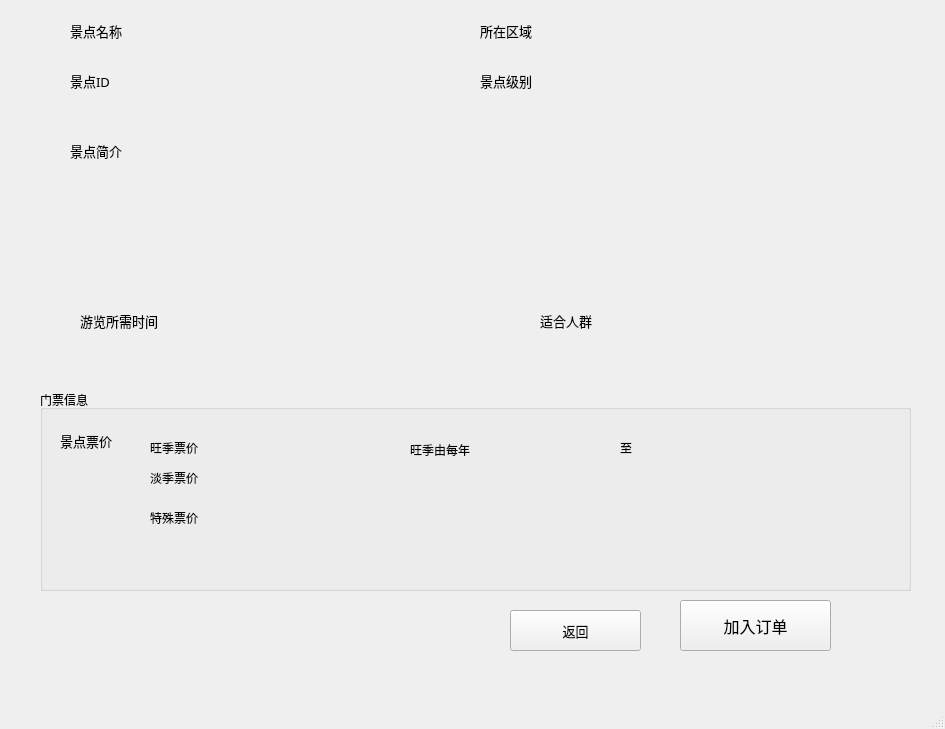
Above: SBSystemBackup/onesite.ui from iceboundx/SBSystem before the change. Below: the same form after it.
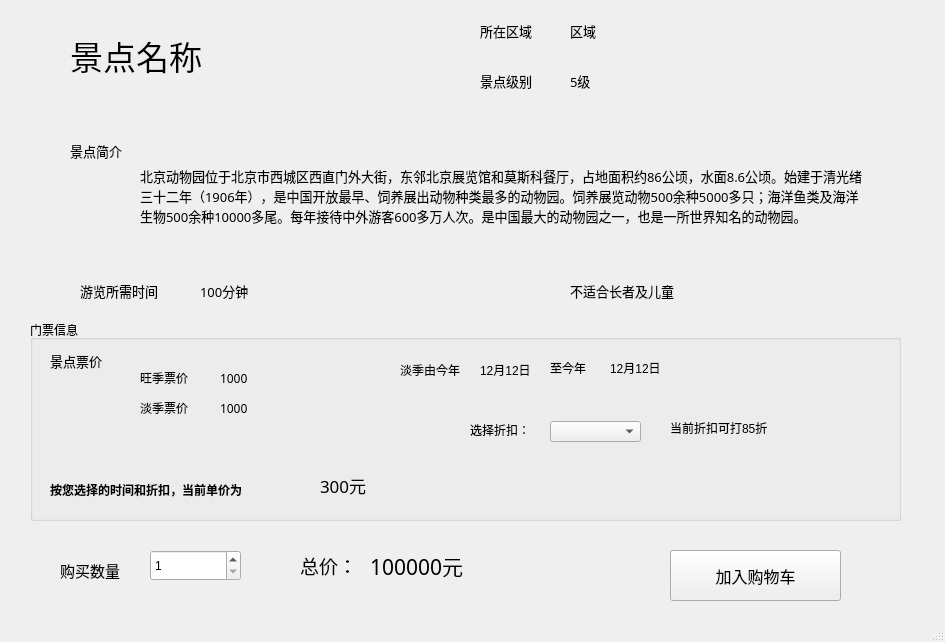
That is the form after the change.

```diff
--- a/SBSystemBackup/onesite.ui
+++ b/SBSystemBackup/onesite.ui
@@ -7,7 +7,7 @@
     <x>0</x>
     <y>0</y>
     <width>945</width>
-    <height>729</height>
+    <height>642</height>
    </rect>
   </property>
   <property name="windowTitle">
@@ -52,68 +52,11 @@
      <string>景点级别</string>
     </property>
    </widget>
-   <widget class="QLabel" name="label_2">
-    <property name="geometry">
-     <rect>
-      <x>70</x>
-      <y>70</y>
-      <width>81</width>
-      <height>21</height>
-     </rect>
-    </property>
-    <property name="font">
-     <font>
-      <family>微软雅黑</family>
-      <pointsize>10</pointsize>
-     </font>
-    </property>
-    <property name="text">
-     <string>景点ID</string>
-    </property>
-   </widget>
-   <widget class="QLabel" name="label_17">
-    <property name="geometry">
-     <rect>
-      <x>540</x>
-      <y>310</y>
-      <width>91</width>
-      <height>21</height>
-     </rect>
-    </property>
-    <property name="font">
-     <font>
-      <family>微软雅黑</family>
-      <pointsize>10</pointsize>
-     </font>
-    </property>
-    <property name="text">
-     <string>适合人群</string>
-    </property>
-   </widget>
-   <widget class="QLabel" name="label">
-    <property name="geometry">
-     <rect>
-      <x>70</x>
-      <y>20</y>
-      <width>81</width>
-      <height>21</height>
-     </rect>
-    </property>
-    <property name="font">
-     <font>
-      <family>微软雅黑</family>
-      <pointsize>10</pointsize>
-     </font>
-    </property>
-    <property name="text">
-     <string>景点名称</string>
-    </property>
-   </widget>
    <widget class="QLabel" name="label_14">
     <property name="geometry">
      <rect>
       <x>80</x>
-      <y>310</y>
+      <y>280</y>
       <width>111</width>
       <height>21</height>
      </rect>
@@ -150,45 +93,26 @@
    <widget class="QLabel" name="name">
     <property name="geometry">
      <rect>
-      <x>180</x>
-      <y>20</y>
-      <width>81</width>
-      <height>21</height>
+      <x>70</x>
+      <y>10</y>
+      <width>321</width>
+      <height>91</height>
      </rect>
     </property>
     <property name="font">
      <font>
       <family>微软雅黑</family>
-      <pointsize>10</pointsize>
+      <pointsize>25</pointsize>
      </font>
     </property>
     <property name="text">
-     <string/>
-    </property>
-   </widget>
-   <widget class="QLabel" name="id">
-    <property name="geometry">
-     <rect>
-      <x>180</x>
-      <y>70</y>
-      <width>81</width>
-      <height>21</height>
-     </rect>
-    </property>
-    <property name="font">
-     <font>
-      <family>微软雅黑</family>
-      <pointsize>10</pointsize>
-     </font>
-    </property>
-    <property name="text">
-     <string/>
+     <string>景点名称</string>
     </property>
    </widget>
    <widget class="QLabel" name="area">
     <property name="geometry">
      <rect>
-      <x>610</x>
+      <x>570</x>
       <y>20</y>
       <width>91</width>
       <height>21</height>
@@ -201,13 +125,13 @@
      </font>
     </property>
     <property name="text">
-     <string/>
+     <string>区域</string>
     </property>
    </widget>
    <widget class="QLabel" name="level">
     <property name="geometry">
      <rect>
-      <x>610</x>
+      <x>570</x>
       <y>70</y>
       <width>91</width>
       <height>21</height>
@@ -220,14 +144,14 @@
      </font>
     </property>
     <property name="text">
-     <string/>
+     <string>5级</string>
     </property>
    </widget>
    <widget class="QGroupBox" name="groupBox">
     <property name="geometry">
      <rect>
-      <x>40</x>
-      <y>390</y>
+      <x>30</x>
+      <y>320</y>
       <width>871</width>
       <height>201</height>
      </rect>
@@ -238,7 +162,7 @@
     <widget class="QLabel" name="pricehigh">
      <property name="geometry">
       <rect>
-       <x>210</x>
+       <x>190</x>
        <y>50</y>
        <width>71</width>
        <height>16</height>
@@ -250,27 +174,27 @@
       </font>
      </property>
      <property name="text">
-      <string/>
+      <string>1000</string>
      </property>
     </widget>
     <widget class="QLabel" name="begintime">
      <property name="geometry">
       <rect>
-       <x>460</x>
-       <y>50</y>
+       <x>450</x>
+       <y>40</y>
        <width>72</width>
-       <height>15</height>
+       <height>20</height>
       </rect>
      </property>
      <property name="text">
-      <string/>
+      <string>12月12日</string>
      </property>
     </widget>
     <widget class="QLabel" name="label_5">
      <property name="geometry">
       <rect>
        <x>370</x>
-       <y>50</y>
+       <y>40</y>
        <width>81</width>
        <height>20</height>
       </rect>
@@ -281,7 +205,7 @@
       </font>
      </property>
      <property name="text">
-      <string>旺季由每年</string>
+      <string>淡季由今年</string>
      </property>
     </widget>
     <widget class="QLabel" name="label_6">
@@ -306,7 +230,7 @@
      <property name="geometry">
       <rect>
        <x>20</x>
-       <y>40</y>
+       <y>30</y>
        <width>91</width>
        <height>21</height>
       </rect>
@@ -324,10 +248,10 @@
     <widget class="QLabel" name="label_9">
      <property name="geometry">
       <rect>
-       <x>110</x>
-       <y>120</y>
-       <width>61</width>
-       <height>16</height>
+       <x>20</x>
+       <y>160</y>
+       <width>261</width>
+       <height>21</height>
       </rect>
      </property>
      <property name="font">
@@ -336,13 +260,13 @@
       </font>
      </property>
      <property name="text">
-      <string>特殊票价</string>
+      <string>&lt;html&gt;&lt;head/&gt;&lt;body&gt;&lt;p&gt;&lt;span style=&quot; font-weight:600;&quot;&gt;按您选择的时间和折扣，当前单价为&lt;/span&gt;&lt;/p&gt;&lt;/body&gt;&lt;/html&gt;</string>
      </property>
     </widget>
     <widget class="QLabel" name="pricelow">
      <property name="geometry">
       <rect>
-       <x>210</x>
+       <x>190</x>
        <y>80</y>
        <width>71</width>
        <height>16</height>
@@ -354,20 +278,20 @@
       </font>
      </property>
      <property name="text">
-      <string/>
+      <string>1000</string>
      </property>
     </widget>
     <widget class="QLabel" name="endtime">
      <property name="geometry">
       <rect>
-       <x>620</x>
-       <y>50</y>
+       <x>580</x>
+       <y>40</y>
        <width>72</width>
        <height>15</height>
       </rect>
      </property>
      <property name="text">
-      <string/>
+      <string>12月12日</string>
      </property>
     </widget>
     <widget class="QLabel" name="label_8">
@@ -391,8 +315,8 @@
     <widget class="QLabel" name="label_7">
      <property name="geometry">
       <rect>
-       <x>580</x>
-       <y>50</y>
+       <x>520</x>
+       <y>40</y>
        <width>51</width>
        <height>16</height>
       </rect>
@@ -403,15 +327,70 @@
       </font>
      </property>
      <property name="text">
-      <string>至</string>
+      <string>至今年</string>
+     </property>
+    </widget>
+    <widget class="QComboBox" name="dis_type">
+     <property name="geometry">
+      <rect>
+       <x>520</x>
+       <y>101</y>
+       <width>91</width>
+       <height>21</height>
+      </rect>
+     </property>
+    </widget>
+    <widget class="QLabel" name="label">
+     <property name="geometry">
+      <rect>
+       <x>440</x>
+       <y>100</y>
+       <width>101</width>
+       <height>20</height>
+      </rect>
+     </property>
+     <property name="text">
+      <string>选择折扣：</string>
+     </property>
+    </widget>
+    <widget class="QLabel" name="cur_dis">
+     <property name="geometry">
+      <rect>
+       <x>640</x>
+       <y>100</y>
+       <width>191</width>
+       <height>16</height>
+      </rect>
+     </property>
+     <property name="text">
+      <string>当前折扣可打85折</string>
+     </property>
+    </widget>
+    <widget class="QLabel" name="per_price">
+     <property name="geometry">
+      <rect>
+       <x>290</x>
+       <y>150</y>
+       <width>121</width>
+       <height>31</height>
+      </rect>
+     </property>
+     <property name="font">
+      <font>
+       <family>黑体</family>
+       <pointsize>13</pointsize>
+      </font>
+     </property>
+     <property name="text">
+      <string>300元</string>
      </property>
     </widget>
    </widget>
    <widget class="QLabel" name="time">
     <property name="geometry">
      <rect>
-      <x>250</x>
-      <y>310</y>
+      <x>200</x>
+      <y>280</y>
       <width>81</width>
       <height>21</height>
      </rect>
@@ -423,15 +402,15 @@
      </font>
     </property>
     <property name="text">
-     <string/>
+     <string>100分钟</string>
     </property>
    </widget>
    <widget class="QLabel" name="agetype">
     <property name="geometry">
      <rect>
-      <x>670</x>
-      <y>310</y>
-      <width>81</width>
+      <x>570</x>
+      <y>280</y>
+      <width>161</width>
       <height>21</height>
      </rect>
     </property>
@@ -442,15 +421,15 @@
      </font>
     </property>
     <property name="text">
-     <string/>
+     <string>不适合长者及儿童</string>
     </property>
    </widget>
    <widget class="QPushButton" name="add">
     <property name="geometry">
      <rect>
-      <x>680</x>
-      <y>600</y>
-      <width>151</width>
+      <x>670</x>
+      <y>550</y>
+      <width>171</width>
       <height>51</height>
      </rect>
     </property>
@@ -461,35 +440,16 @@
      </font>
     </property>
     <property name="text">
-     <string>加入订单</string>
-    </property>
-   </widget>
-   <widget class="QPushButton" name="add_2">
-    <property name="geometry">
-     <rect>
-      <x>510</x>
-      <y>610</y>
-      <width>131</width>
-      <height>41</height>
-     </rect>
-    </property>
-    <property name="font">
-     <font>
-      <family>微软雅黑</family>
-      <pointsize>10</pointsize>
-     </font>
-    </property>
-    <property name="text">
-     <string>返回</string>
+     <string>加入购物车</string>
     </property>
    </widget>
    <widget class="QLabel" name="profile">
     <property name="geometry">
      <rect>
-      <x>170</x>
-      <y>140</y>
-      <width>581</width>
-      <height>101</height>
+      <x>140</x>
+      <y>130</y>
+      <width>731</width>
+      <height>131</height>
      </rect>
     </property>
     <property name="font">
@@ -499,7 +459,89 @@
      </font>
     </property>
     <property name="text">
-     <string/>
+     <string>北京动物园位于北京市西城区西直门外大街，东邻北京展览馆和莫斯科餐厅，占地面积约86公顷，水面8.6公顷。始建于清光绪三十二年（1906年），是中国开放最早、饲养展出动物种类最多的动物园。饲养展览动物500余种5000多只；海洋鱼类及海洋生物500余种10000多尾。每年接待中外游客600多万人次。是中国最大的动物园之一，也是一所世界知名的动物园。</string>
+    </property>
+    <property name="textFormat">
+     <enum>Qt::PlainText</enum>
+    </property>
+    <property name="wordWrap">
+     <bool>true</bool>
+    </property>
+   </widget>
+   <widget class="QSpinBox" name="buy_num">
+    <property name="geometry">
+     <rect>
+      <x>150</x>
+      <y>550</y>
+      <width>91</width>
+      <height>31</height>
+     </rect>
+    </property>
+    <property name="minimum">
+     <number>1</number>
+    </property>
+    <property name="maximum">
+     <number>1000</number>
+    </property>
+    <property name="displayIntegerBase">
+     <number>10</number>
+    </property>
+   </widget>
+   <widget class="QLabel" name="label_4">
+    <property name="geometry">
+     <rect>
+      <x>60</x>
+      <y>560</y>
+      <width>91</width>
+      <height>21</height>
+     </rect>
+    </property>
+    <property name="font">
+     <font>
+      <family>等线</family>
+      <pointsize>11</pointsize>
+     </font>
+    </property>
+    <property name="text">
+     <string>购买数量</string>
+    </property>
+   </widget>
+   <widget class="QLabel" name="label_11">
+    <property name="geometry">
+     <rect>
+      <x>300</x>
+      <y>550</y>
+      <width>71</width>
+      <height>31</height>
+     </rect>
+    </property>
+    <property name="font">
+     <font>
+      <family>黑体</family>
+      <pointsize>14</pointsize>
+     </font>
+    </property>
+    <property name="text">
+     <string>总价：</string>
+    </property>
+   </widget>
+   <widget class="QLabel" name="all_price">
+    <property name="geometry">
+     <rect>
+      <x>370</x>
+      <y>550</y>
+      <width>151</width>
+      <height>31</height>
+     </rect>
+    </property>
+    <property name="font">
+     <font>
+      <family>黑体</family>
+      <pointsize>16</pointsize>
+     </font>
+    </property>
+    <property name="text">
+     <string>100000元</string>
     </property>
    </widget>
   </widget>
```
Left out of the diff: 2 changed lines with no effect on the pictures.
